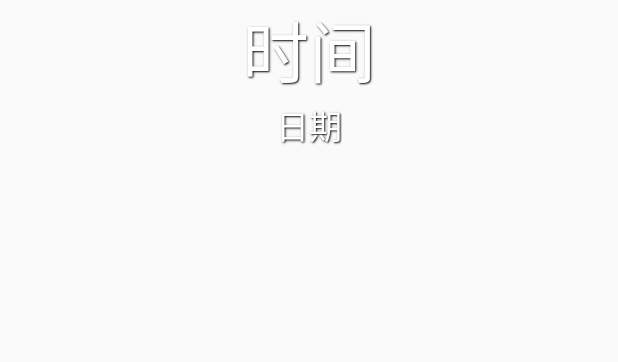
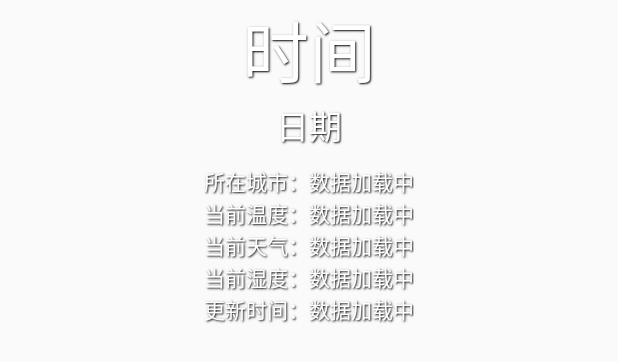
Before and after one commit to dreamlin/JiaApp, an Android app: the layout widget.xml on its own in the app's theme, with its tools: preview values and no code run, on a phone screen of 412 x 824 dp. Shown: the top 362 px of the screen. Run offline under Robolectric (Android 15) with nearby library versions, the phone set to English and light mode, and no system bars.

Commit message:
添加功能
在桌面小插件上添加当前天气信息

```diff
--- a/app/src/main/AndroidManifest.xml
+++ b/app/src/main/AndroidManifest.xml
@@ -63,6 +63,7 @@
                 android:resource="@xml/widgetconfig" />
         </receiver>
 
+        <!-- 桌面组件的定时器 -->
         <service android:name=".TimerService"></service>
 
         <service
--- a/app/src/main/java/org/baiyu/jiaapp/bean/WeatherBean.java
+++ b/app/src/main/java/org/baiyu/jiaapp/bean/WeatherBean.java
@@ -3,6 +3,7 @@ package org.baiyu.jiaapp.bean;
 import org.litepal.crud.DataSupport;
 
 /**
+ * 城市N天天气预报
  * Created by baiyu on 2015-9-15.
  */
 public class WeatherBean extends DataSupport {
--- a/app/src/main/java/org/baiyu/jiaapp/bean/WeatherInfoBean.java
+++ b/app/src/main/java/org/baiyu/jiaapp/bean/WeatherInfoBean.java
@@ -5,6 +5,7 @@ import org.litepal.crud.DataSupport;
 import java.util.Date;
 
 /**
+ * 城市信息
  * Created by baiyu on 2015-9-17.
  */
 public class WeatherInfoBean extends DataSupport {
--- a/app/src/main/java/org/baiyu/jiaapp/fragment/WeatherItemFragment.java
+++ b/app/src/main/java/org/baiyu/jiaapp/fragment/WeatherItemFragment.java
@@ -77,8 +77,8 @@ public class WeatherItemFragment extends Fragment {
 
     private void initData(View view) {
         List<WeatherInfoBean> weatherInfoBeanList = DataSupport.where("cityName = ?", cityName).find(WeatherInfoBean.class);
-            if (weatherInfoBeanList.size() > 0) {
-                WeatherInfoBean    weatherInfoBean = weatherInfoBeanList.get(0);
+        if (weatherInfoBeanList.size() > 0) {
+            WeatherInfoBean weatherInfoBean = weatherInfoBeanList.get(0);
 
             Calendar cal = Calendar.getInstance();
             cal.setTime(new Date());
--- a/app/src/main/java/org/baiyu/jiaapp/setting/LocationActivity.java
+++ b/app/src/main/java/org/baiyu/jiaapp/setting/LocationActivity.java
@@ -55,7 +55,7 @@ public class LocationActivity extends Activity {
                     Toast.makeText(LocationActivity.this, "定位失败，请检查gps、网络是否有效", Toast.LENGTH_SHORT).show();
                 }
                 if (isSuccess) {
-                    address = bdLocation.getAddrStr();
+                    address = "（所在城市：" + bdLocation.getCity() + "）" + bdLocation.getAddrStr();
                     describe = bdLocation.getLocationDescribe();
                     List<Poi> list = bdLocation.getPoiList();
                     for (int i = 0; i < list.size(); i++) {
--- a/app/src/main/res/layout/widget.xml
+++ b/app/src/main/res/layout/widget.xml
@@ -3,6 +3,7 @@
     android:layout_width="match_parent"
     android:layout_height="match_parent"
     android:orientation="vertical">
+
     <TextView
         android:id="@+id/widget_tv_time"
         android:layout_width="wrap_content"
@@ -28,4 +29,134 @@
         android:text="日期"
         android:textColor="@color/white"
         android:textSize="10pt" />
+
+    <RelativeLayout
+        android:layout_width="wrap_content"
+        android:layout_height="wrap_content"
+        android:layout_gravity="center"
+        android:padding="10dp">
+
+        <TextView
+            android:id="@+id/widget_tv_city_name"
+            android:layout_width="wrap_content"
+            android:layout_height="wrap_content"
+            android:shadowColor="#ff000000"
+            android:shadowDx="1"
+            android:shadowDy="1"
+            android:shadowRadius="1"
+            android:text="所在城市："
+            android:textColor="@color/white" />
+
+        <TextView
+            android:id="@+id/widget_tv_city_name_value"
+            android:layout_width="wrap_content"
+            android:layout_height="wrap_content"
+            android:layout_toRightOf="@id/widget_tv_city_name"
+            android:shadowColor="#ff000000"
+            android:shadowDx="1"
+            android:shadowDy="1"
+            android:shadowRadius="1"
+            android:text="@string/wait_load"
+            android:textColor="@color/white" />
+
+        <TextView
+            android:id="@+id/widget_tv_temperature"
+            android:layout_width="wrap_content"
+            android:layout_height="wrap_content"
+            android:layout_below="@id/widget_tv_city_name"
+            android:shadowColor="#ff000000"
+            android:shadowDx="1"
+            android:shadowDy="1"
+            android:shadowRadius="1"
+            android:text="当前温度："
+            android:textColor="@color/white" />
+
+        <TextView
+            android:id="@+id/widget_tv_temperature_value"
+            android:layout_width="wrap_content"
+            android:layout_height="wrap_content"
+            android:layout_below="@id/widget_tv_city_name"
+            android:layout_toRightOf="@id/widget_tv_temperature"
+            android:shadowColor="#ff000000"
+            android:shadowDx="1"
+            android:shadowDy="1"
+            android:shadowRadius="1"
+            android:text="@string/wait_load"
+            android:textColor="@color/white" />
+
+        <TextView
+            android:id="@+id/widget_tv_info"
+            android:layout_width="wrap_content"
+            android:layout_height="wrap_content"
+            android:layout_below="@+id/widget_tv_temperature"
+            android:shadowColor="#ff000000"
+            android:shadowDx="1"
+            android:shadowDy="1"
+            android:shadowRadius="1"
+            android:text="当前天气："
+            android:textColor="@color/white" />
+
+        <TextView
+            android:id="@+id/widget_tv_info_value"
+            android:layout_width="wrap_content"
+            android:layout_height="wrap_content"
+            android:layout_below="@+id/widget_tv_temperature"
+            android:layout_toRightOf="@id/widget_tv_info"
+            android:shadowColor="#ff000000"
+            android:shadowDx="1"
+            android:shadowDy="1"
+            android:shadowRadius="1"
+            android:text="@string/wait_load"
+            android:textColor="@color/white" />
+
+        <TextView
+            android:id="@+id/widget_tv_humidity"
+            android:layout_width="wrap_content"
+            android:layout_height="wrap_content"
+            android:layout_below="@id/widget_tv_info"
+            android:shadowColor="#ff000000"
+            android:shadowDx="1"
+            android:shadowDy="1"
+            android:shadowRadius="1"
+            android:text="当前湿度："
+            android:textColor="@color/white" />
+
+        <TextView
+            android:id="@+id/widget_tv_humidity_value"
+            android:layout_width="wrap_content"
+            android:layout_height="wrap_content"
+            android:layout_below="@id/widget_tv_info"
+            android:layout_toRightOf="@id/widget_tv_humidity"
+            android:shadowColor="#ff000000"
+            android:shadowDx="1"
+            android:shadowDy="1"
+            android:shadowRadius="1"
+            android:text="@string/wait_load"
+            android:textColor="@color/white" />
+
+        <TextView
+            android:id="@+id/widget_tv_dataUptime"
+            android:layout_width="wrap_content"
+            android:layout_height="wrap_content"
+            android:layout_below="@id/widget_tv_humidity"
+            android:shadowColor="#ff000000"
+            android:shadowDx="1"
+            android:shadowDy="1"
+            android:shadowRadius="1"
+            android:text="更新时间："
+            android:textColor="@color/white" />
+
+        <TextView
+            android:id="@+id/widget_tv_dataUptime_value"
+            android:layout_width="wrap_content"
+            android:layout_height="wrap_content"
+            android:layout_below="@id/widget_tv_humidity_value"
+            android:layout_toRightOf="@id/widget_tv_dataUptime"
+            android:shadowColor="#ff000000"
+            android:shadowDx="1"
+            android:shadowDy="1"
+            android:shadowRadius="1"
+            android:text="@string/wait_load"
+            android:textColor="@color/white" />
+    </RelativeLayout>
 </LinearLayout>
--- a/app/src/main/res/xml/widgetconfig.xml
+++ b/app/src/main/res/xml/widgetconfig.xml
@@ -1,7 +1,7 @@
 <?xml version="1.0" encoding="utf-8"?>
 <appwidget-provider xmlns:android="http://schemas.android.com/apk/res/android"
     android:initialLayout="@layout/widget"
-    android:minHeight="40dp"
+    android:minHeight="160dp"
     android:minWidth="300dp"
     android:updatePeriodMillis="3600000">
 
```
Also changed, not shown: app/src/main/java/org/baiyu/jiaapp/TimerService.java (+193 -2 lines).
